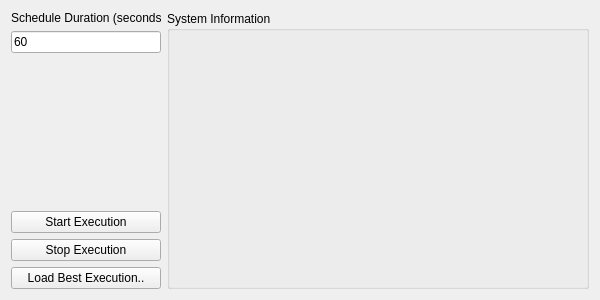
Qt form info_window.ui (misunyu/multimodel-scheduling) before a commit.
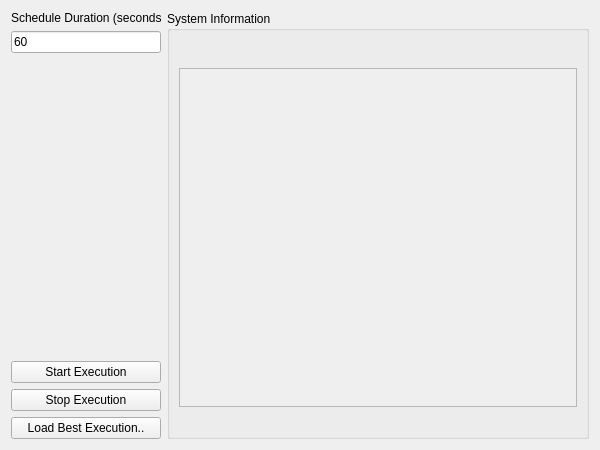
The same form after that commit.

Diff of the .ui file:
```diff
--- a/info_window.ui
+++ b/info_window.ui
@@ -7,7 +7,7 @@
     <x>0</x>
     <y>0</y>
     <width>600</width>
-    <height>300</height>
+    <height>450</height>
    </rect>
   </property>
   <property name="minimumSize">
@@ -134,22 +134,96 @@
      <layout class="QVBoxLayout" name="infoLayout">
       <item>
        <widget class="QLabel" name="schedule_name_label">
+        <property name="sizePolicy">
+         <sizepolicy hsizetype="Expanding" vsizetype="Fixed">
+          <horstretch>0</horstretch>
+          <verstretch>0</verstretch>
+         </sizepolicy>
+        </property>
+        <property name="minimumSize">
+         <size>
+          <width>0</width>
+          <height>22</height>
+         </size>
+        </property>
+        <property name="maximumSize">
+         <size>
+          <width>16777215</width>
+          <height>22</height>
+         </size>
+        </property>
         <property name="text">
          <string/>
         </property>
         <property name="wordWrap">
-         <bool>true</bool>
+         <bool>false</bool>
         </property>
        </widget>
       </item>
       <item>
-       <widget class="QLabel" name="model_performance_label">
-        <property name="text">
-         <string/>
+       <widget class="QScrollArea" name="model_performance_scroll">
+        <property name="sizePolicy">
+         <sizepolicy hsizetype="Expanding" vsizetype="Expanding">
+          <horstretch>0</horstretch>
+          <verstretch>1</verstretch>
+         </sizepolicy>
         </property>
-        <property name="wordWrap">
+        <property name="minimumSize">
+         <size>
+          <width>0</width>
+          <height>80</height>
+         </size>
+        </property>
+        <property name="verticalScrollBarPolicy">
+         <enum>Qt::ScrollBarAsNeeded</enum>
+        </property>
+        <property name="horizontalScrollBarPolicy">
+         <enum>Qt::ScrollBarAsNeeded</enum>
+        </property>
+        <property name="widgetResizable">
          <bool>true</bool>
         </property>
+        <widget class="QWidget" name="model_performance_container">
+         <property name="geometry">
+          <rect>
+           <x>0</x>
+           <y>0</y>
+           <width>100</width>
+           <height>80</height>
+          </rect>
+         </property>
+         <layout class="QVBoxLayout" name="model_performance_layout">
+          <item>
+           <widget class="QLabel" name="model_performance_label">
+            <property name="sizePolicy">
+             <sizepolicy hsizetype="Expanding" vsizetype="Preferred">
+              <horstretch>0</horstretch>
+              <verstretch>0</verstretch>
+             </sizepolicy>
+            </property>
+            <property name="text">
+             <string/>
+            </property>
+            <property name="wordWrap">
+             <bool>true</bool>
+            </property>
+           </widget>
+          </item>
+          <item>
+           <spacer name="model_performance_spacer">
+            <property name="orientation">
+             <enum>Qt::Vertical</enum>
+            </property>
+            <property name="sizeHint" stdset="0">
+             <size>
+              <width>20</width>
+              <height>0</height>
+             </size>
+            </property>
+           </spacer>
+          </item>
+         </layout>
+        </widget>
        </widget>
       </item>
       <item>
@@ -162,16 +236,6 @@
         </property>
        </widget>
       </item>
-      <item>
-       <widget class="QLabel" name="npu_info_label">
-        <property name="text">
-         <string/>
-        </property>
-        <property name="wordWrap">
-         <bool>true</bool>
-        </property>
-       </widget>
-      </item>
      </layout>
     </widget>
    </item>
```
